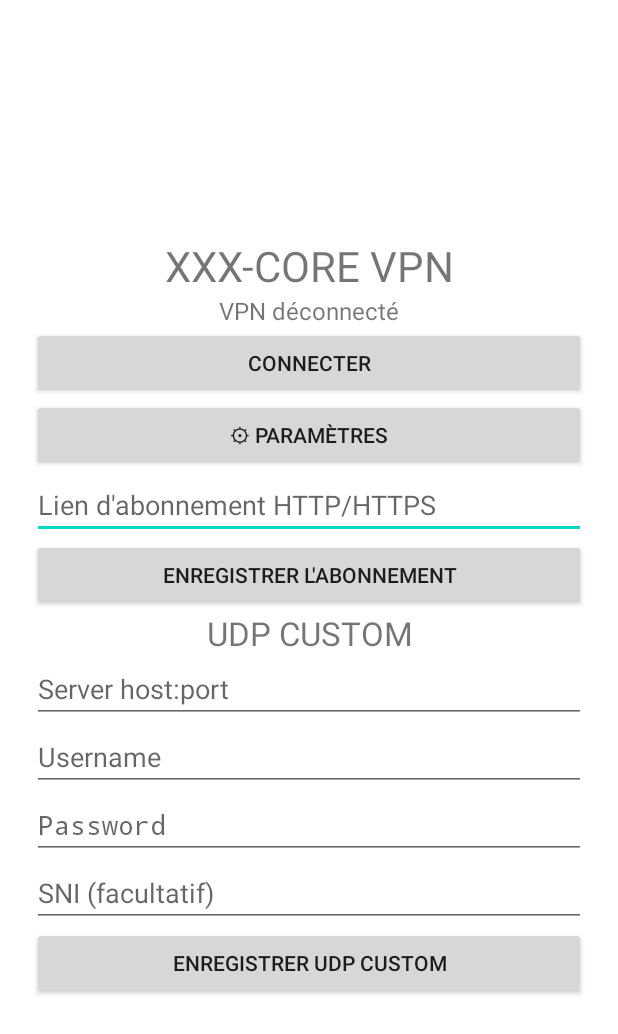
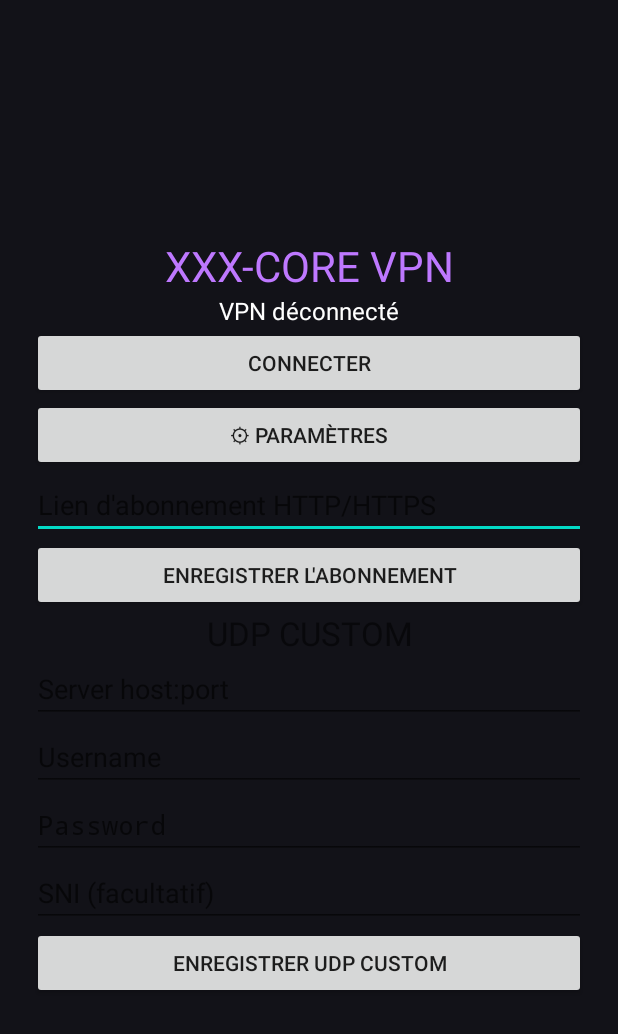
Before and after one commit to fotsofrancklin020-dot/XXX-CORE-VPN, an Android app: the screen it shows after launch (MainActivity), on a phone screen of 412 x 824 dp. Shown: the top 1034 px of the screen. Run offline under Robolectric (Android 15) with nearby library versions, the phone set to English and light mode, and no system bars.

Commit message:
Update layout background color in MainActivity
Set background color for layout in MainActivity.

```diff
--- a/app/src/main/java/com/frankdev/xxxcorevpn/MainActivity.kt
+++ b/app/src/main/java/com/frankdev/xxxcorevpn/MainActivity.kt
@@ -71,12 +71,14 @@ when (selectedTheme) {
             text = "XXX-CORE VPN"
             textSize = 28f
             gravity = Gravity.CENTER
+            setTextColor(accentColor)
         }
 
         status = TextView(this).apply {
             text = "VPN déconnecté"
             textSize = 16f
             gravity = Gravity.CENTER
+            setTextColor(textColor)
         }
 
        val connectButton = Button(this).apply {
@@ -221,7 +223,7 @@ val settingsButton = Button(this).apply {
         layout.addView(udpPassword)
         layout.addView(udpSni)
         layout.addView(saveUdp)
-
+        layout.setBackgroundColor(backgroundColor)
         setContentView(layout)
     }
 
```
